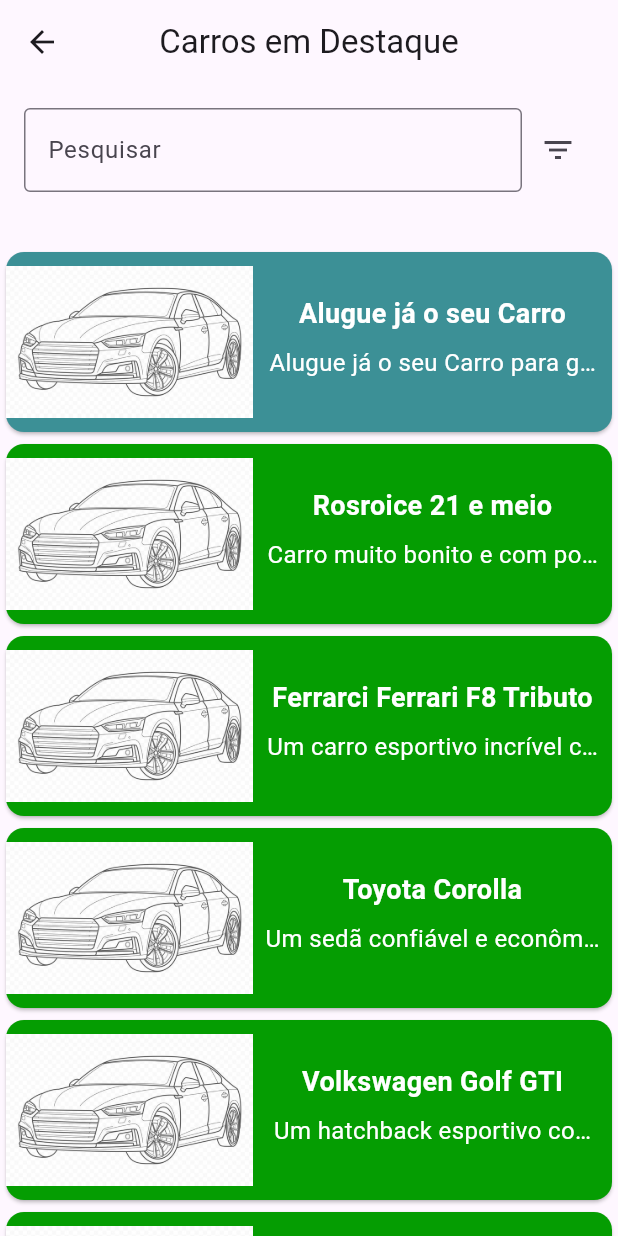
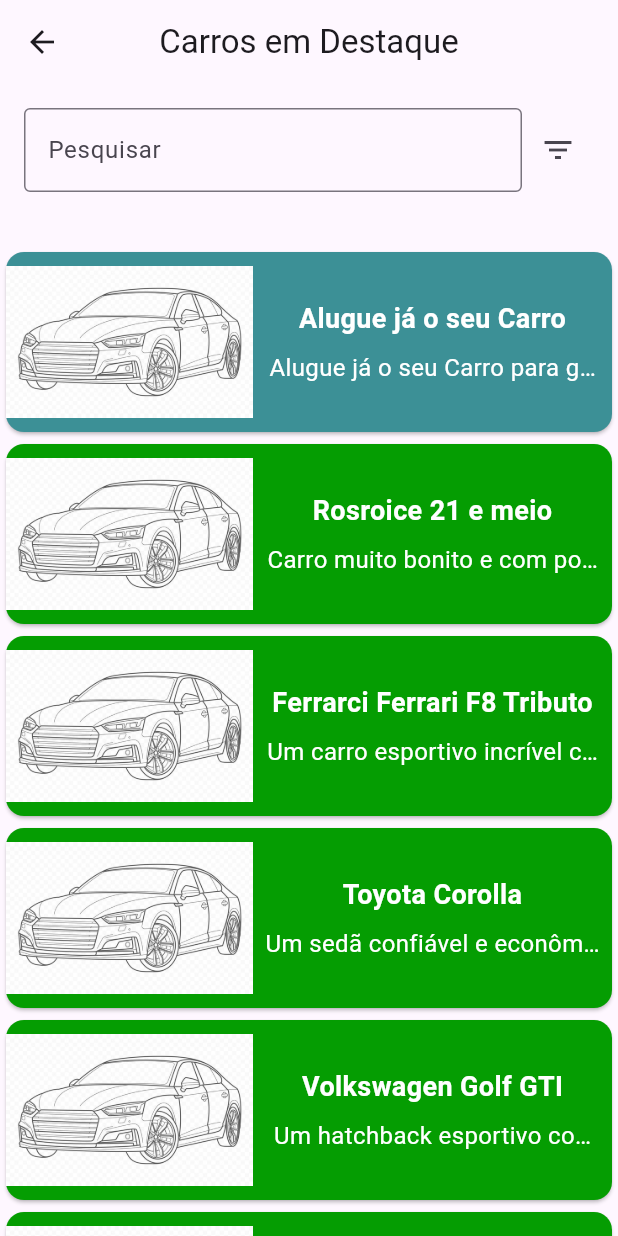
Before and after one commit to IceAngel-04/adRENTure-v2, a Flutter app: the HomePageContent screen opened directly, on a phone screen of 412 x 824 dp. Run offline on Flutter 3.47's test engine with Material 3 defaults, Android fonts, the phone set to English and light mode, and no system bars.

Commit message:
cores e truncate e centrado nos cards admin

```diff
--- a/lib/widgets/smallCard.dart
+++ b/lib/widgets/smallCard.dart
@@ -20,10 +20,11 @@
     return Card(
       color: backgroundColor,
       child: Row(
-        crossAxisAlignment: CrossAxisAlignment.start,
+        crossAxisAlignment: CrossAxisAlignment.center,
         children: <Widget>[
-          SizedBox(
+          Container(
             width: MediaQuery.of(context).size.width * 0.4,
+            alignment: Alignment.center,
             child: image, // Using the provided car image
           ),
           Expanded(
@@ -33,7 +34,6 @@
                 mainAxisAlignment: MainAxisAlignment.center,
                 crossAxisAlignment: CrossAxisAlignment.center,
                 children: [
-                  const SizedBox(height: 20),
                   Text(
                     title,
                     textAlign: TextAlign.center,
@@ -49,7 +49,6 @@
                     overflow: TextOverflow.ellipsis,
                     maxLines: 1,
                   ),
-                  const SizedBox(height: 20),
                 ],
               ),
             ),
```
Also changed, not shown: lib/pages/admin/gerirCarro.dart (+4 -3 lines), lib/pages/admin/gerirUser.dart (+5 -4 lines), lib/widgets/smallCardAdmin.dart (+14 -7 lines), pubspec.yaml (+7 -69 lines), pubspec.lock.
